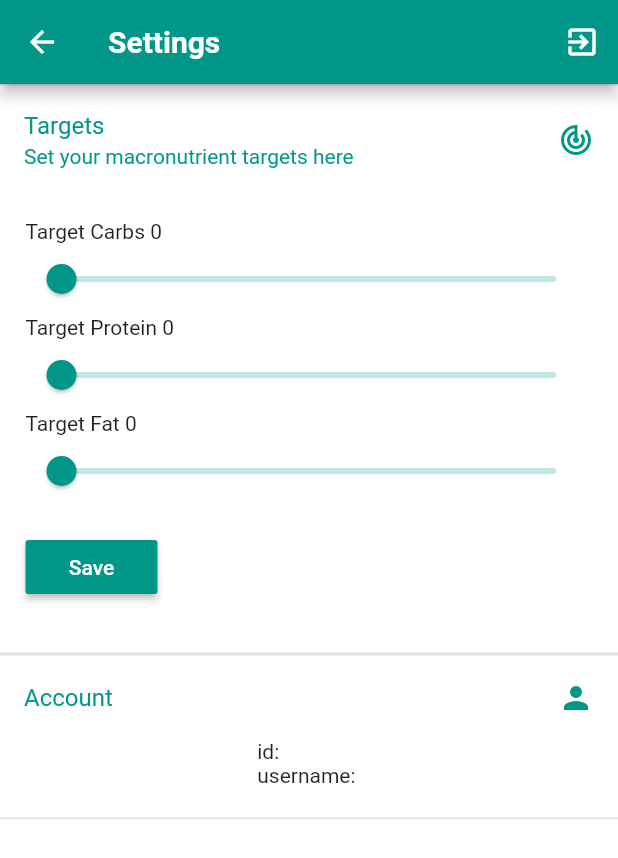
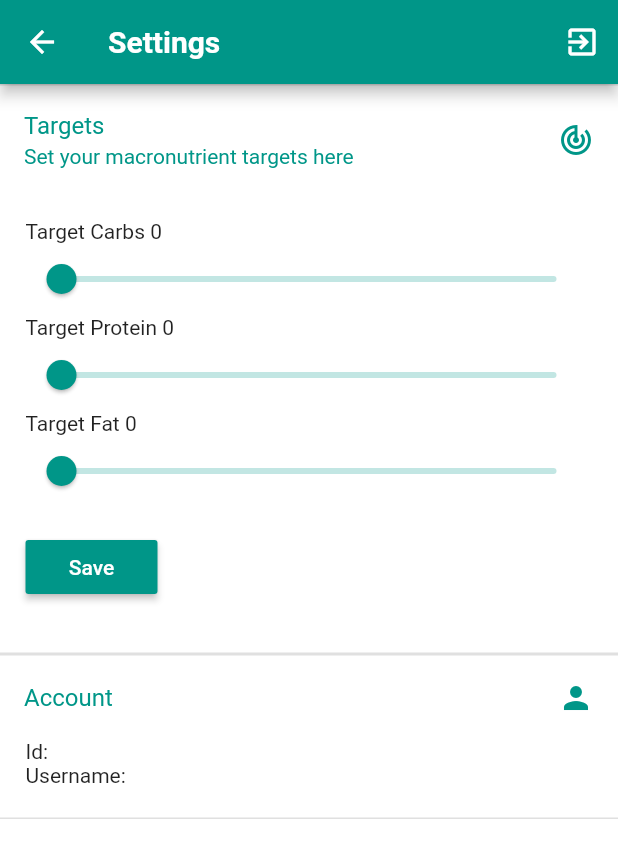
Before and after one commit to southojere/flutter-macro-counter, a Flutter app: the SettingsScreen screen opened directly, after a tap on "Targets", after a tap on "Account", on a phone screen of 412 x 824 dp. Shown: the top 858 px of the screen. Run offline on Flutter 3.47's test engine with Material 2 defaults, Android fonts, the phone set to English and light mode, and no system bars; our stand-ins replace cloud_firestore, firebase_auth, flutter_spinkit, material_design_icons_flutter, percent_indicator, simple_animations; accounts and stored records are empty; Roboto replaces fonts that are missing (Quicksand); statements that could not run were skipped.

Commit message:
Style and UI updates

```diff
--- a/lib/screens/home/home.dart
+++ b/lib/screens/home/home.dart
@@ -59,6 +59,9 @@ class _MyHomePageState extends State<MyHomePage> {
     });
     DatabaseService(uid: user.uid).addNewMacros(
         carbs: foodToAdd.carbs, protein: foodToAdd.protein, fat: foodToAdd.fat);
+
+    ToastUtils.showCustomToast(context, "Added",
+        Icon(Icons.done, color: Colors.white), ToastType.complete);
   }
 
   void resetMacros(User user) {
--- a/lib/screens/home/widgets/food_list.dart
+++ b/lib/screens/home/widgets/food_list.dart
@@ -3,6 +3,7 @@ import 'package:flutter/widgets.dart';
 import 'package:macro_counter_app/models/Food.dart';
 import 'package:macro_counter_app/models/User.dart';
 import 'package:macro_counter_app/models/UserFirestoreData.dart';
+import 'package:macro_counter_app/shared/custom_toast.dart/index.dart';
 import 'package:macro_counter_app/shared/dialog.dart';
 import 'package:macro_counter_app/shared/loading.dart';
 import 'package:provider/provider.dart';
@@ -140,6 +141,11 @@ class _FoodListState extends State<FoodList> {
                   icon: Icon(Icons.add),
                   onPressed: () {
                     this.widget.addFood(foodItem, user);
+                    ToastUtils.showCustomToast(
+                        context,
+                        "Added ${foodItem.name}",
+                        Icon(Icons.done_all, color: Colors.white),
+                        ToastType.complete);
                   },
                   color: Theme.of(context).primaryColor,
                 ),
--- a/lib/screens/settings/index.dart
+++ b/lib/screens/settings/index.dart
@@ -60,7 +60,7 @@ class _SettingsScreenState extends State<SettingsScreen> {
                 ),
               ],
             ),
-             ExpansionTile(
+            ExpansionTile(
               trailing: Icon(Icons.person),
               title: Text('Account'),
               children: <Widget>[
--- a/lib/screens/settings/widgets/user_details.dart
+++ b/lib/screens/settings/widgets/user_details.dart
@@ -2,21 +2,29 @@ import 'package:flutter/material.dart';
 import 'package:flutter/material.dart';
 import 'package:provider/provider.dart';
 import 'package:macro_counter_app/models/User.dart';
-class UserDetail extends StatelessWidget{
 
+class UserDetail extends StatelessWidget {
   UserDetail();
 
   @override
   Widget build(BuildContext context) {
     final user = Provider.of<User>(context);
-    return Column(
-      mainAxisAlignment: MainAxisAlignment.center,
-      crossAxisAlignment: CrossAxisAlignment.start,
-      children: <Widget>[
-        Text('id: ${user.uid}'),
-        Text('username: ${user.email}'),
-        SizedBox(height: 20,)
-      ],
+    return SizedBox(
+       width: double.infinity,
+          child: Padding(
+            padding: const EdgeInsets.only(left:17.0),
+            child: Column(
+        mainAxisAlignment: MainAxisAlignment.start,
+        crossAxisAlignment: CrossAxisAlignment.start,
+        children: <Widget>[
+            Text('Id: ${user.uid}'),
+            Text('Username: ${user.email}'),
+            SizedBox(
+              height: 20,
+            )
+        ],
+      ),
+          ),
     );
   }
 }
```
Also changed, not shown: lib/screens/home/widgets/macro_inputs.dart (+5 -5 lines).
